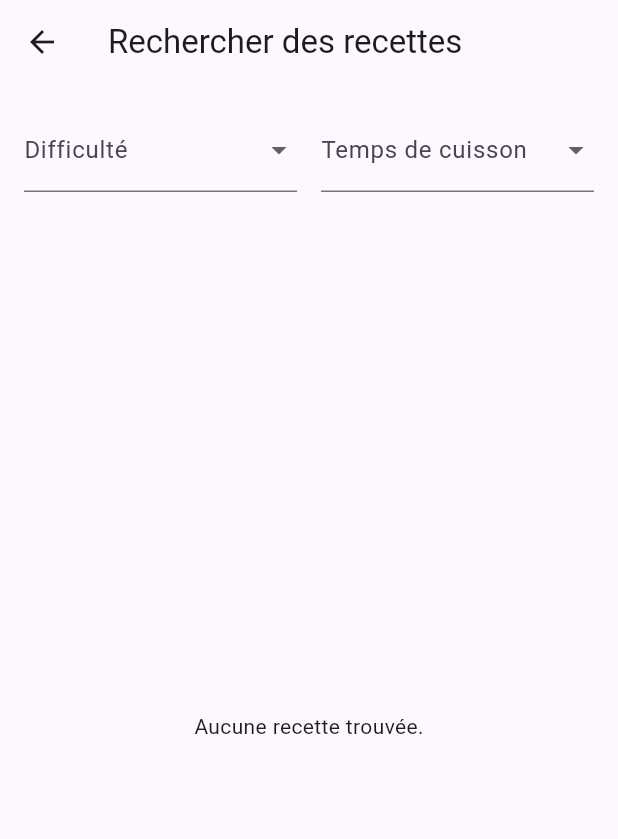
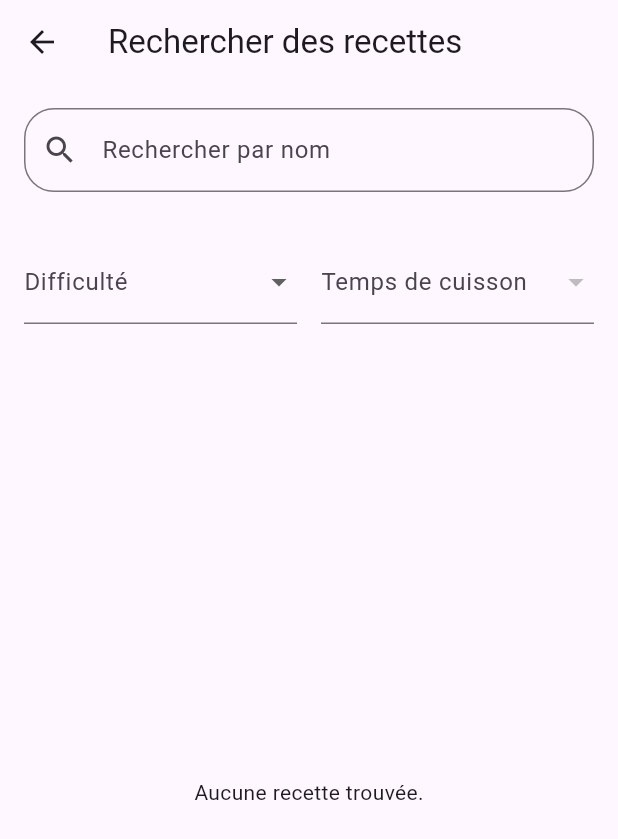
Before and after one commit to Ti-Pha/haitian_recipes, a Flutter app: the SearchRecipesScreen screen opened directly, on a phone screen of 412 x 824 dp. Shown: the top 839 px of the screen. Run offline on Flutter 3.47's test engine with Material 3 defaults, Android fonts, the light colour scheme and no system bars; our stand-ins replace cloud_firestore, firebase_auth, firebase_core, firebase_storage, image_picker; accounts and stored records are empty.

Commit message:
Amelioration de UX et UI

```diff
--- a/lib/providers/recipe_provider.dart
+++ b/lib/providers/recipe_provider.dart
@@ -11,8 +11,7 @@ import '../providers/auth_provider.dart';
 class RecipeProvider with ChangeNotifier {
   final DatabaseService _databaseService = DatabaseService();
   final LocalStorageService _localStorageService = LocalStorageService();
-  final FirebaseFirestore _firestore =
-      FirebaseFirestore.instance; // Added Firestore instance
+  final FirebaseFirestore _firestore = FirebaseFirestore.instance;
 
   List<RecipeModel> _recipes = [];
   bool _isLoading = false;
@@ -20,7 +19,20 @@ class RecipeProvider with ChangeNotifier {
   List<RecipeModel> get recipes => _recipes;
   bool get isLoading => _isLoading;
 
-  // Load all recipes without any filters
+  // Getter pour récupérer les temps de cuisson uniques
+  List<String> get uniqueCookingTimes {
+    final Set<String> times = {};
+    for (var recipe in _recipes) {
+      if (recipe.cookingTime != null && recipe.cookingTime!.isNotEmpty) {
+        times.add(recipe.cookingTime!);
+      }
+    }
+    final sortedTimes = times.toList();
+    sortedTimes.sort();
+    return sortedTimes;
+  }
+
+  // Charge toutes les recettes
   Future<void> loadRecipes() async {
     _setLoading(true);
     try {
@@ -41,31 +53,39 @@ class RecipeProvider with ChangeNotifier {
     }
   }
 
-  // Get a filtered list of recipes based on difficulty and/or cooking time
+  // Obtient une liste filtrée de recettes basée sur la difficulté, le temps de cuisson et le nom
   List<RecipeModel> getFilteredRecipes({
     String? difficulty,
     String? cookingTime,
+    String? searchQuery, // Ajout du paramètre de recherche
   }) {
-    if ((difficulty == null || difficulty.isEmpty) &&
-        (cookingTime == null || cookingTime.isEmpty)) {
-      return _recipes;
+    List<RecipeModel> filtered = _recipes;
+
+    if (difficulty != null && difficulty.isNotEmpty) {
+      filtered = filtered
+          .where((recipe) => recipe.difficulty == difficulty)
+          .toList();
     }
 
-    return _recipes.where((recipe) {
-      bool matchesDifficulty =
-          difficulty == null ||
-          difficulty.isEmpty ||
-          recipe.difficulty == difficulty;
-      bool matchesCookingTime =
-          cookingTime == null ||
-          cookingTime.isEmpty ||
-          recipe.cookingTime == cookingTime;
+    if (cookingTime != null && cookingTime.isNotEmpty) {
+      filtered = filtered
+          .where((recipe) => recipe.cookingTime == cookingTime)
+          .toList();
+    }
 
-      return matchesDifficulty && matchesCookingTime;
-    }).toList();
+    // Ajout du filtre par nom de recette
+    if (searchQuery != null && searchQuery.isNotEmpty) {
+      filtered = filtered.where((recipe) {
+        final recipeTitle = recipe.title.toLowerCase();
+        final query = searchQuery.toLowerCase();
+        return recipeTitle.contains(query);
+      }).toList();
+    }
+
+    return filtered;
   }
 
-  // Add a recipe with a local image
+  // Ajoute une recette
   Future<bool> addRecipe(RecipeModel recipe, File? imageFile) async {
     _setLoading(true);
     try {
@@ -97,11 +117,10 @@ class RecipeProvider with ChangeNotifier {
     }
   }
 
-  // Update a recipe
+  // Met à jour une recette
   Future<void> updateRecipe(RecipeModel updatedRecipe) async {
     try {
       await _databaseService.updateRecipe(updatedRecipe);
-
       final index = _recipes.indexWhere(
         (recipe) => recipe.recipeId == updatedRecipe.recipeId,
       );
@@ -114,14 +133,9 @@ class RecipeProvider with ChangeNotifier {
     }
   }
 
-  // Delete a recipe
-  // Dans votre fichier recipe_provider.dart
-
-  // Dans votre fichier recipe_provider.dart
-
+  // Supprime une recette
   Future<void> deleteRecipe(RecipeModel recipe, BuildContext context) async {
     try {
-      // 1. Supprimer l'image locale associée
       if (recipe.localImagePath != null) {
         final file = File(recipe.localImagePath!);
         if (await file.exists()) {
@@ -130,32 +144,26 @@ class RecipeProvider with ChangeNotifier {
         }
       }
 
-      // 2. Supprimer la recette de la base de données
       await _databaseService.deleteRecipe(recipe.recipeId);
 
-      // 3. Trouver et mettre à jour tous les utilisateurs qui ont cette recette en favori
       final usersSnapshot = await _firestore
           .collection('users')
           .where('favoriteRecipes', arrayContains: recipe.recipeId)
           .get();
 
-      // 4. Utiliser l'AuthProvider pour retirer le favori de chaque utilisateur
       final authProvider = Provider.of<AuthProvider>(context, listen: false);
       for (var userDoc in usersSnapshot.docs) {
-        // Nous utilisons la méthode `removeFavoriteFromUser` que nous avons ajoutée à l'AuthProvider
         await authProvider.removeFavoriteFromUser(userDoc.id, recipe.recipeId);
       }
 
-      // 5. Mettre à jour la liste locale
       _recipes.removeWhere((r) => r.recipeId == recipe.recipeId);
       notifyListeners();
     } catch (e) {
       print('Erreur lors de la suppression de la recette: $e');
-      // Vous pouvez ajouter une gestion d'erreur plus sophistiquée ici
     }
   }
 
-  // Get a recipe's image from its local path
+  // Obtient une image de recette à partir de son chemin local
   Future<File?> getRecipeImage(RecipeModel recipe) async {
     if (recipe.localImagePath != null) {
       try {
--- a/lib/screens/add_recipe_screen.dart
+++ b/lib/screens/add_recipe_screen.dart
@@ -389,8 +389,6 @@ class _AddRecipeScreenState extends State<AddRecipeScreen> {
     }
   }
 
-  // ... (code existant) ...
-
   void _addRecipe(
     AuthProvider authProvider,
     RecipeProvider recipeProvider,
--- a/lib/screens/search_recipes_screen.dart
+++ b/lib/screens/search_recipes_screen.dart
@@ -16,28 +16,51 @@ class SearchRecipesScreen extends StatefulWidget {
 class _SearchRecipesScreenState extends State<SearchRecipesScreen> {
   String? _selectedDifficulty;
   String? _selectedCookingTime;
+  String _searchQuery = ''; // Nouvelle variable pour la recherche par nom
 
   @override
   Widget build(BuildContext context) {
     final recipeProvider = Provider.of<RecipeProvider>(context);
 
+    // Utilisez la liste dynamique des temps de cuisson, directement du provider
+    final List<String> cookingTimes = recipeProvider.uniqueCookingTimes;
+
     // Utilisez la nouvelle méthode pour obtenir la liste filtrée
     final List<RecipeModel> filteredRecipes = recipeProvider.getFilteredRecipes(
       difficulty: _selectedDifficulty,
       cookingTime: _selectedCookingTime,
+      searchQuery: _searchQuery, // Passez la valeur de la recherche
     );
 
     return Scaffold(
-      appBar: AppBar(title: Text('Rechercher des recettes')),
+      appBar: AppBar(title: const Text('Rechercher des recettes')),
       body: Column(
         children: [
+          // Champ de texte pour la recherche par nom
+          Padding(
+            padding: const EdgeInsets.all(16.0),
+            child: TextFormField(
+              decoration: InputDecoration(
+                labelText: 'Rechercher par nom',
+                prefixIcon: const Icon(Icons.search),
+                border: OutlineInputBorder(
+                  borderRadius: BorderRadius.circular(20),
+                ),
+              ),
+              onChanged: (value) {
+                setState(() {
+                  _searchQuery = value;
+                });
+              },
+            ),
+          ),
           Padding(
             padding: const EdgeInsets.all(16.0),
             child: Row(
               children: [
                 Expanded(
                   child: DropdownButtonFormField<String>(
-                    decoration: InputDecoration(labelText: 'Difficulté'),
+                    decoration: const InputDecoration(labelText: 'Difficulté'),
                     value: _selectedDifficulty,
                     items: ['Easy', 'Medium', 'Hard'].map((String value) {
                       return DropdownMenuItem<String>(
@@ -52,12 +75,14 @@ class _SearchRecipesScreenState extends State<SearchRecipesScreen> {
                     },
                   ),
                 ),
-                SizedBox(width: 16),
+                const SizedBox(width: 16),
                 Expanded(
                   child: DropdownButtonFormField<String>(
-                    decoration: InputDecoration(labelText: 'Temps de cuisson'),
+                    decoration: const InputDecoration(
+                      labelText: 'Temps de cuisson',
+                    ),
                     value: _selectedCookingTime,
-                    items: ['15 min', '30 min', '1 hr'].map((String value) {
+                    items: cookingTimes.map((String value) {
                       return DropdownMenuItem<String>(
                         value: value,
                         child: Text(value),
@@ -75,9 +100,9 @@ class _SearchRecipesScreenState extends State<SearchRecipesScreen> {
           ),
           Expanded(
             child: recipeProvider.isLoading
-                ? Center(child: CircularProgressIndicator())
+                ? const Center(child: CircularProgressIndicator())
                 : filteredRecipes.isEmpty
-                ? Center(child: Text('Aucune recette trouvée.'))
+                ? const Center(child: Text('Aucune recette trouvée.'))
                 : ListView.builder(
                     itemCount: filteredRecipes.length,
                     itemBuilder: (context, index) {
```
Also changed, not shown: lib/screens/edit_recipe_screen.dart (+69 -12 lines).
